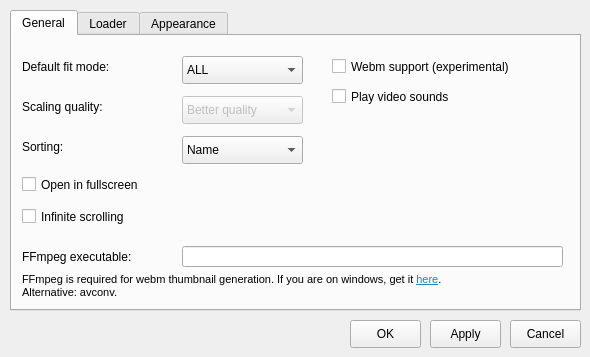
The window that settingsdialog.ui (do-i/thumbgrid) describes before a commit, drawn with Qt 5.
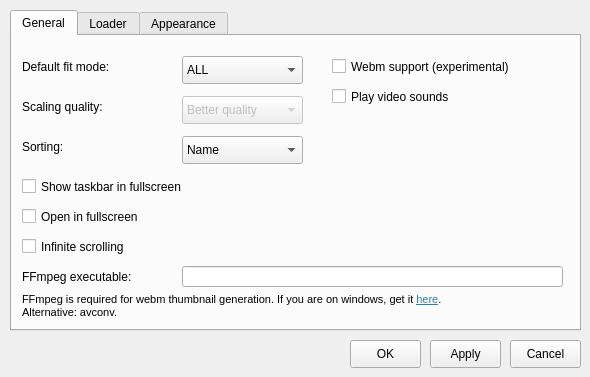
The same window after the commit. Custom widgets are drawn as their Qt base class.

Commit message: Option to show taskbar in fullscreen (use a borderless maximized window)

Diff of the .ui file:
```diff
--- a/settingsdialog.ui
+++ b/settingsdialog.ui
@@ -10,7 +10,7 @@
     <x>0</x>
     <y>0</y>
     <width>590</width>
-    <height>357</height>
+    <height>377</height>
    </rect>
   </property>
   <property name="sizePolicy">
@@ -41,7 +41,7 @@
    <property name="geometry">
     <rect>
      <x>510</x>
-     <y>320</y>
+     <y>340</y>
      <width>71</width>
      <height>28</height>
     </rect>
@@ -54,7 +54,7 @@
    <property name="geometry">
     <rect>
      <x>350</x>
-     <y>320</y>
+     <y>340</y>
      <width>71</width>
      <height>28</height>
     </rect>
@@ -69,7 +69,7 @@
      <x>10</x>
      <y>10</y>
      <width>571</width>
-     <height>301</height>
+     <height>321</height>
     </rect>
    </property>
    <property name="tabPosition">
@@ -169,8 +169,8 @@
      <property name="geometry">
       <rect>
        <x>10</x>
-       <y>138</y>
-       <width>171</width>
+       <y>170</y>
+       <width>201</width>
        <height>21</height>
       </rect>
      </property>
@@ -251,7 +251,7 @@
      <property name="geometry">
       <rect>
        <x>10</x>
-       <y>210</y>
+       <y>230</y>
        <width>151</width>
        <height>21</height>
       </rect>
@@ -264,7 +264,7 @@
      <property name="geometry">
       <rect>
        <x>170</x>
-       <y>210</y>
+       <y>230</y>
        <width>381</width>
        <height>21</height>
       </rect>
@@ -274,7 +274,7 @@
      <property name="geometry">
       <rect>
        <x>10</x>
-       <y>230</y>
+       <y>250</y>
        <width>521</width>
        <height>41</height>
       </rect>
@@ -305,8 +305,8 @@
      <property name="geometry">
       <rect>
        <x>10</x>
-       <y>170</y>
-       <width>171</width>
+       <y>200</y>
+       <width>191</width>
        <height>21</height>
       </rect>
      </property>
@@ -314,6 +314,22 @@
       <string>Infinite scrolling</string>
      </property>
     </widget>
+    <widget class="QCheckBox" name="fullscreenTaskbarShownCheckBox">
+     <property name="geometry">
+      <rect>
+       <x>10</x>
+       <y>140</y>
+       <width>191</width>
+       <height>21</height>
+      </rect>
+     </property>
+     <property name="toolTip">
+      <string>Maximized borderless window instead of fullscreen mode.</string>
+     </property>
+     <property name="text">
+      <string>Show taskbar in fullscreen</string>
+     </property>
+    </widget>
    </widget>
    <widget class="QWidget" name="tab_2">
     <property name="enabled">
@@ -594,7 +610,7 @@
    <property name="geometry">
     <rect>
      <x>430</x>
-     <y>320</y>
+     <y>340</y>
      <width>71</width>
      <height>28</height>
     </rect>
```
The commit also changes 5 other files.
